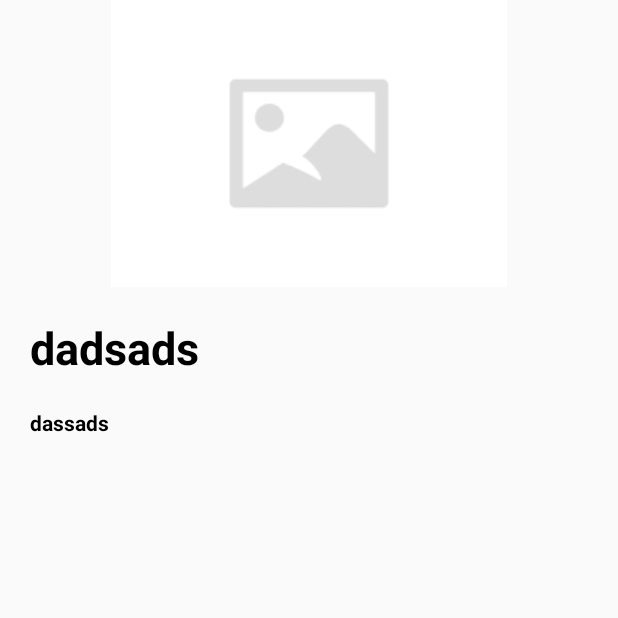
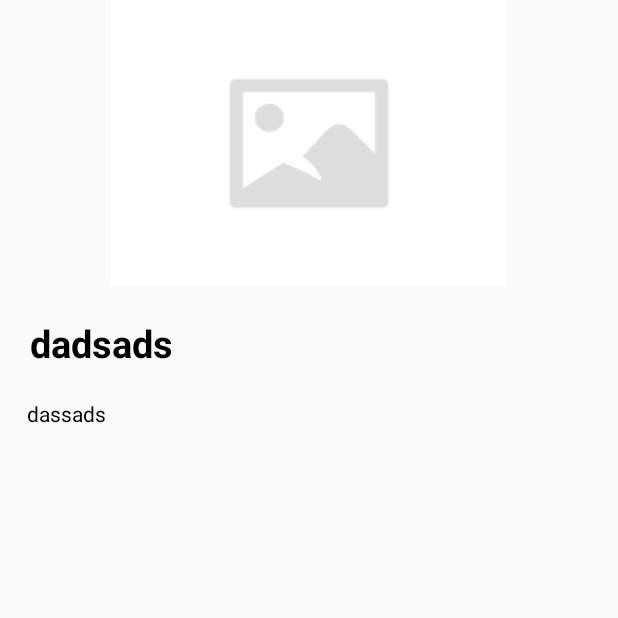
Before and after one commit to brodarnikola/NEWS_API_MVP_CLEAN_KOIN, an Android app: the fragment ViewPagerContentFragment shown on its own in the app's theme, on a phone screen of 412 x 824 dp, the top half of it. Run offline under Robolectric (Android 15) with nearby library versions, the phone set to English and light mode, and no system bars; pictures from the network do not load.

Commit message:
Repaired design

```diff
--- a/app/src/main/AndroidManifest.xml
+++ b/app/src/main/AndroidManifest.xml
@@ -12,7 +12,6 @@
         android:roundIcon="@mipmap/ic_launcher_round"
         android:supportsRtl="true"
         android:theme="@style/AppTheme">
-        <activity android:name="com.vjezba.mvpcleanarhitecturefactorynews.presentation.activities.NewsDetailsActivity"></activity>
         <activity
             android:name="com.vjezba.mvpcleanarhitecturefactorynews.presentation.activities.NewsActivity"
             android:theme="@style/AppTheme">
@@ -22,6 +21,8 @@
                 <category android:name="android.intent.category.LAUNCHER" />
             </intent-filter>
         </activity>
+        <activity android:name="com.vjezba.mvpcleanarhitecturefactorynews.presentation.activities.NewsDetailsActivity"
+            android:theme="@style/AppTheme"/>
     </application>
 
 </manifest>
--- a/app/src/main/java/com/vjezba/mvpcleanarhitecturefactorynews/presentation/adapters/NewsAdapter.kt
+++ b/app/src/main/java/com/vjezba/mvpcleanarhitecturefactorynews/presentation/adapters/NewsAdapter.kt
@@ -42,7 +42,7 @@ class NewsAdapter(var articlesList: MutableList<Articles>,
             .diskCacheStrategy(DiskCacheStrategy.ALL)
             .into(holder.photo)
 
-        holder.title.text = "Name: " + article.title
+        holder.title.text = article.title
 
         holder.layoutParent.setOnClickListener{
             ArticlesClickListener(position)
--- a/app/src/main/java/com/vjezba/mvpcleanarhitecturefactorynews/presentation/adapters/NewsDetailsRecyclerViewAdapter.kt
+++ b/app/src/main/java/com/vjezba/mvpcleanarhitecturefactorynews/presentation/adapters/NewsDetailsRecyclerViewAdapter.kt
@@ -84,8 +84,8 @@ class NewsDetailsRecyclerViewAdapter(var articlesList: MutableList<Articles>, va
             .diskCacheStrategy(DiskCacheStrategy.ALL)
             .into(holder.photo)
 
-        holder.newsTitle.text = "Name: " + article.title
-        holder.newsDescription.text = "Name: " + article.description
+        holder.newsTitle.text = article.title
+        holder.newsDescription.text = article.description
 
         newsDetailsActivity.tvTitle?.text = article.title
     }
--- a/app/src/main/java/com/vjezba/mvpcleanarhitecturefactorynews/presentation/utils/PagerNewsDetailsDecorator.kt
+++ b/app/src/main/java/com/vjezba/mvpcleanarhitecturefactorynews/presentation/utils/PagerNewsDetailsDecorator.kt
@@ -8,12 +8,14 @@ import android.graphics.Rect
 import android.view.MotionEvent
 import android.view.View
 import android.view.animation.AccelerateDecelerateInterpolator
+import androidx.core.content.ContextCompat
 import androidx.recyclerview.widget.LinearLayoutManager
 import androidx.recyclerview.widget.RecyclerView
+import com.vjezba.mvpcleanarhitecturefactorynews.R
 
 class PagerNewsDetailsDecorator : RecyclerView.ItemDecoration() {
 
-    private val colorActive = Color.parseColor("#615A58")
+    private val colorActive = Color.parseColor( "#ff0099cc")
     private val colorInactive = Color.parseColor("#BBAFAC")
 
     /**
--- a/app/src/main/res/layout/news_view_pager_content.xml
+++ b/app/src/main/res/layout/news_view_pager_content.xml
@@ -21,7 +21,7 @@
         android:layout_height="wrap_content"
         android:text="dadsads"
         android:textColor="@android:color/black"
-        android:textSize="30sp"
+        android:textSize="25sp"
         android:layout_gravity="left"
         android:layout_margin="20sp"
         android:textStyle="bold"  />
@@ -30,10 +30,9 @@
         android:id="@+id/newsDescription"
         android:layout_width="wrap_content"
         android:layout_height="wrap_content"
-        android:layout_marginLeft="20sp"
+        android:layout_marginLeft="18sp"
         android:text="dassads"
-        android:textColor="@android:color/black"
-        android:textStyle="bold"  />
+        android:textColor="@android:color/black"  />
 
 
 </LinearLayout>
--- a/app/src/main/res/values/colors.xml
+++ b/app/src/main/res/values/colors.xml
@@ -3,6 +3,9 @@
     <color name="colorPrimary">#6200EE</color>
     <color name="colorPrimaryDark">#3700B3</color>
     <color name="colorAccent">#03DAC5</color>
+
+    <color name="colorWhite">#ffffff</color>
+    <color name="colorBlueDark">#ff0099cc</color>
 
 
     <color name="colorInputNormal">#f9f9f9</color>
--- a/app/src/main/res/values/strings.xml
+++ b/app/src/main/res/values/strings.xml
@@ -2,4 +2,7 @@
     <string name="app_name">MVPCleanArhitectureFactoryNews</string>
     <!-- TODO: Remove or change this placeholder text -->
     <string name="hello_blank_fragment">Hello blank fragment</string>
+
+    <string name="news_activity_title">Factory News</string>
+    <string name="news_details_activity_title">News details</string>
 </resources>
--- a/app/src/main/res/values/styles.xml
+++ b/app/src/main/res/values/styles.xml
@@ -6,6 +6,7 @@
         <item name="colorPrimaryDark">@color/colorPrimaryDark</item>
         <item name="colorAccent">@color/colorAccent</item>
         <item name="windowNoTitle">true</item>
+        <item name="colorControlNormal">@color/colorWhite</item>
     </style>
 
     <style name="AppTheme.NoActionBar">
```
Also changed, not shown: app/src/main/res/layout/activity_news.xml (+7 -5 lines), app/src/main/res/layout/activity_news_details.xml (+5 -4 lines), app/src/main/res/layout/news_details_recyclerview_list.xml (+3 -4 lines), app/src/main/res/layout/news_list.xml (+2 -6 lines).
